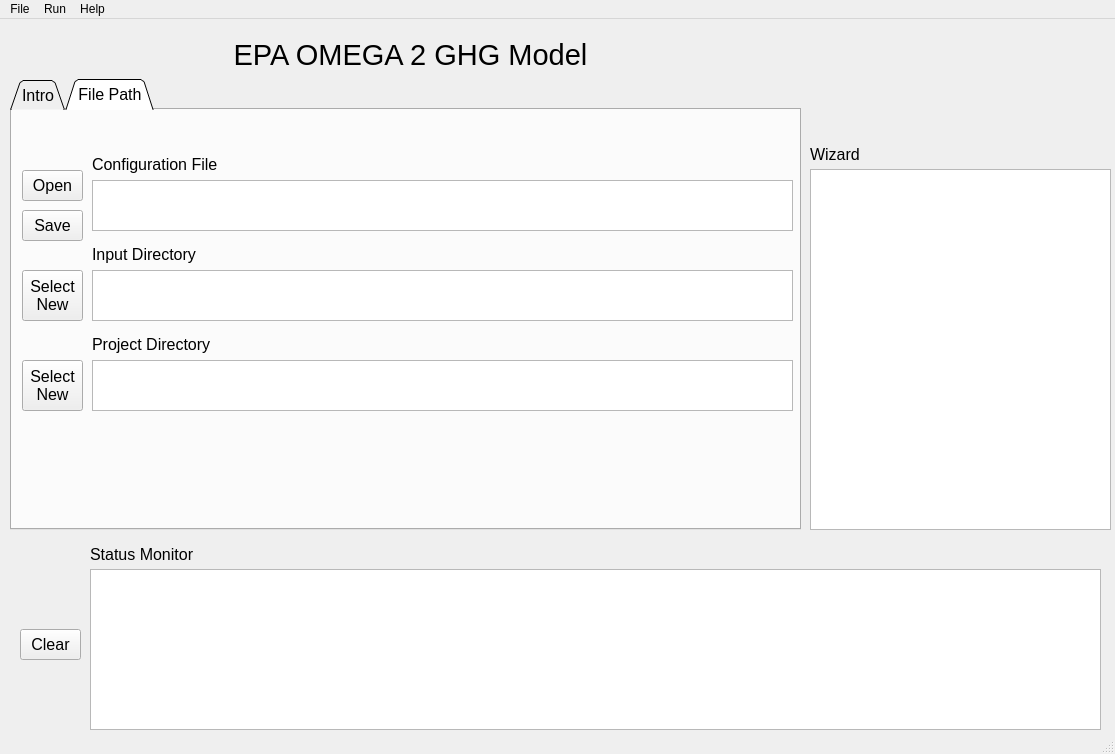
This is gui/omega_gui_v6.ui in USEPA/EPA_OMEGA_Model as Qt 5 draws it before an edit. The edited form follows.
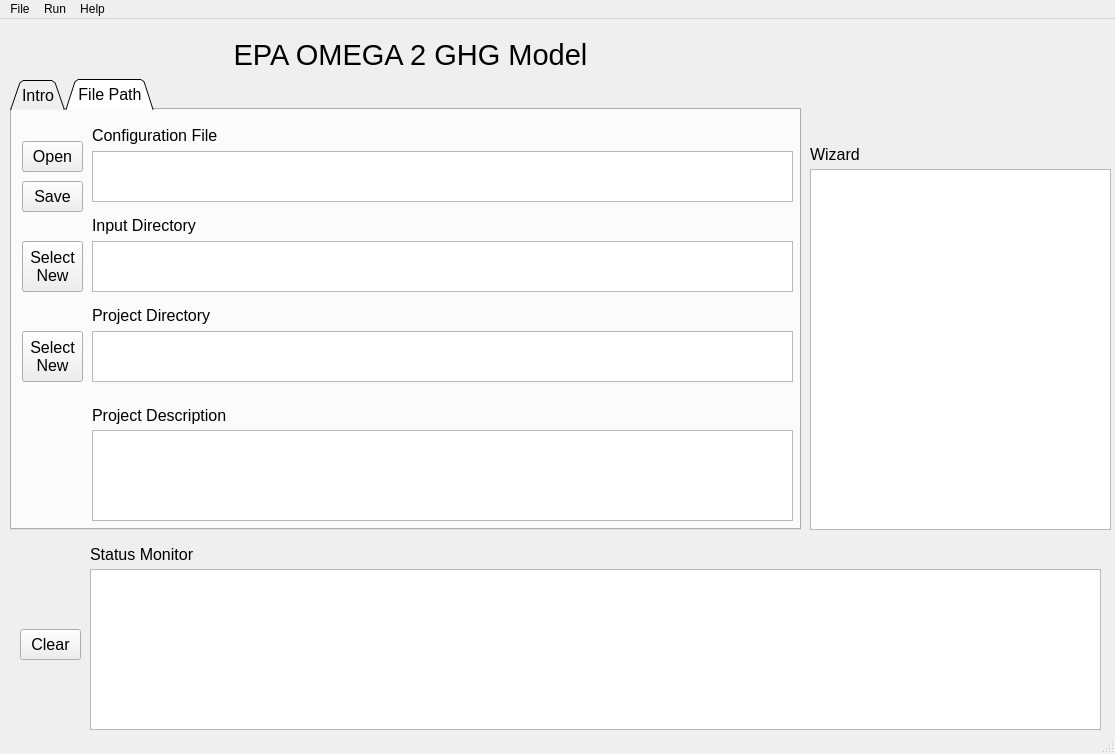
This is the edited form. Icons and pictures are not drawn.

Patch:
```diff
--- a/gui/omega_gui_v6.ui
+++ b/gui/omega_gui_v6.ui
@@ -90,7 +90,7 @@
       <property name="geometry">
        <rect>
         <x>80</x>
-        <y>70</y>
+        <y>41</y>
         <width>701</width>
         <height>51</height>
        </rect>
@@ -109,7 +109,7 @@
       <property name="geometry">
        <rect>
         <x>80</x>
-        <y>39</y>
+        <y>10</y>
         <width>441</width>
         <height>31</height>
        </rect>
@@ -122,7 +122,7 @@
       <property name="geometry">
        <rect>
         <x>80</x>
-        <y>129</y>
+        <y>100</y>
         <width>511</width>
         <height>31</height>
        </rect>
@@ -135,7 +135,7 @@
       <property name="geometry">
        <rect>
         <x>80</x>
-        <y>160</y>
+        <y>131</y>
         <width>701</width>
         <height>51</height>
        </rect>
@@ -154,7 +154,7 @@
       <property name="geometry">
        <rect>
         <x>80</x>
-        <y>219</y>
+        <y>190</y>
         <width>461</width>
         <height>31</height>
        </rect>
@@ -167,7 +167,7 @@
       <property name="geometry">
        <rect>
         <x>80</x>
-        <y>250</y>
+        <y>221</y>
         <width>701</width>
         <height>51</height>
        </rect>
@@ -186,7 +186,7 @@
       <property name="geometry">
        <rect>
         <x>10</x>
-        <y>250</y>
+        <y>221</y>
         <width>61</width>
         <height>51</height>
        </rect>
@@ -203,7 +203,7 @@
       <property name="geometry">
        <rect>
         <x>10</x>
-        <y>160</y>
+        <y>131</y>
         <width>61</width>
         <height>51</height>
        </rect>
@@ -217,7 +217,7 @@
       <property name="geometry">
        <rect>
         <x>10</x>
-        <y>60</y>
+        <y>31</y>
         <width>61</width>
         <height>31</height>
        </rect>
@@ -233,7 +233,7 @@
       <property name="geometry">
        <rect>
         <x>10</x>
-        <y>100</y>
+        <y>71</y>
         <width>61</width>
         <height>31</height>
        </rect>
@@ -245,6 +245,38 @@
        <string>Save</string>
       </property>
      </widget>
+     <widget class="QTextEdit" name="project_description">
+      <property name="geometry">
+       <rect>
+        <x>80</x>
+        <y>320</y>
+        <width>701</width>
+        <height>91</height>
+       </rect>
+      </property>
+      <property name="font">
+       <font>
+        <family>Consolas</family>
+        <pointsize>10</pointsize>
+       </font>
+      </property>
+      <property name="toolTip">
+       <string>Project Directory will receive a copy of the input files and all OMEGA 2 model output files</string>
+      </property>
+     </widget>
+     <widget class="QLabel" name="project_description_1_label">
+      <property name="geometry">
+       <rect>
+        <x>80</x>
+        <y>290</y>
+        <width>461</width>
+        <height>31</height>
+       </rect>
+      </property>
+      <property name="text">
+       <string>Project Description</string>
+      </property>
+     </widget>
     </widget>
    </widget>
    <widget class="QLabel" name="label">
```
